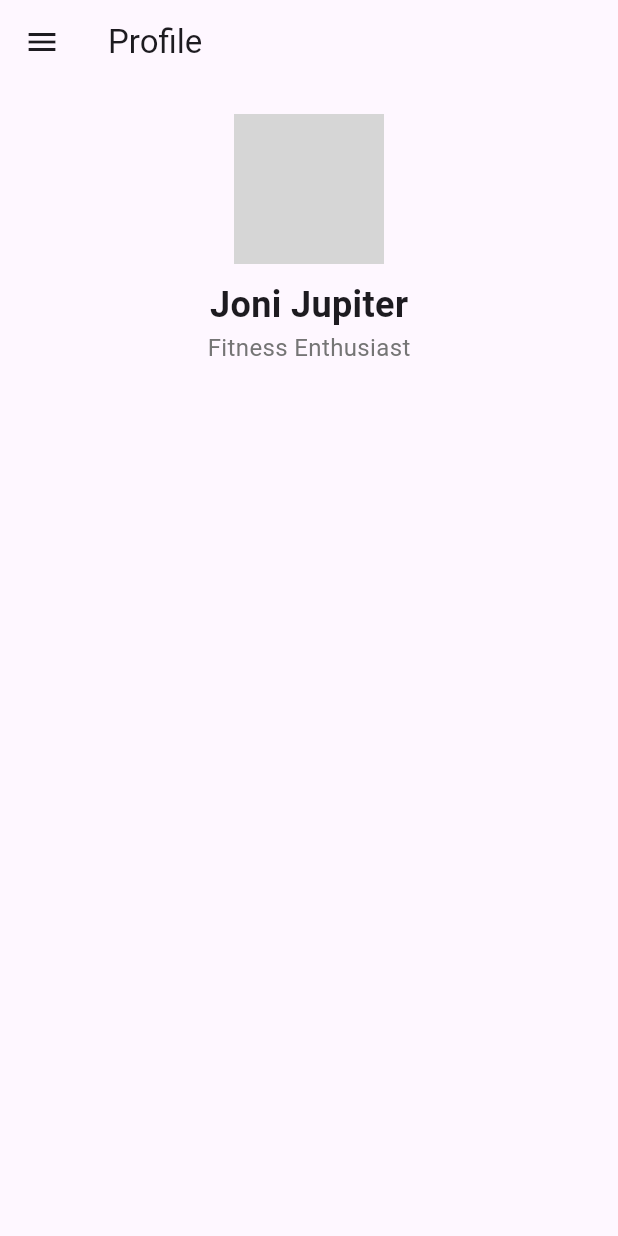
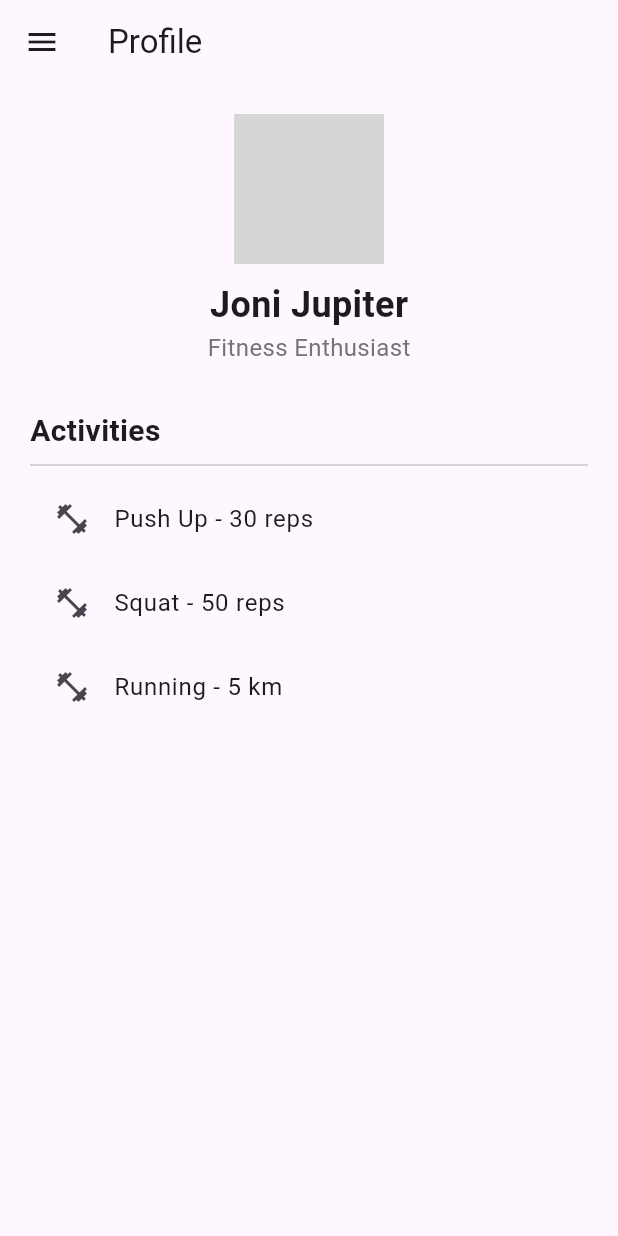
Before and after one commit to bananaNuggets75/personal-trainer-app, a Flutter app: the ProfilePage screen opened by its route, on a phone screen of 412 x 824 dp. Run offline on Flutter 3.47's test engine with Material 3 defaults, Android fonts, the phone set to English and light mode, and no system bars; grey boxes are pictures that could not be loaded.

Commit message:
profile activities

```diff
--- a/personalTrainerApp/personal_trainer_app/lib/profile_page.dart
+++ b/personalTrainerApp/personal_trainer_app/lib/profile_page.dart
@@ -6,6 +6,12 @@
 }
 
 class _ProfilePageState extends State<ProfilePage> {
+
+  List<String> activities = [
+    'Push Up - 30 reps',
+    'Squat - 50 reps',
+    'Running - 5 km',
+  ];
   @override
   Widget build(BuildContext context) {
     return Scaffold(
@@ -53,6 +59,20 @@
                 ],
               ),
             ),
+            SizedBox(height: 30),
+            // User activities section
+            Text(
+              'Activities',
+              style: TextStyle(
+                fontSize: 20,
+                fontWeight: FontWeight.bold,
+              ),
+            ),
+            Divider(),
+            ...activities.map((activity) => ListTile(
+              leading: Icon(Icons.fitness_center),
+              title: Text(activity),
+            )),
           ],
         ),
       ),
```
